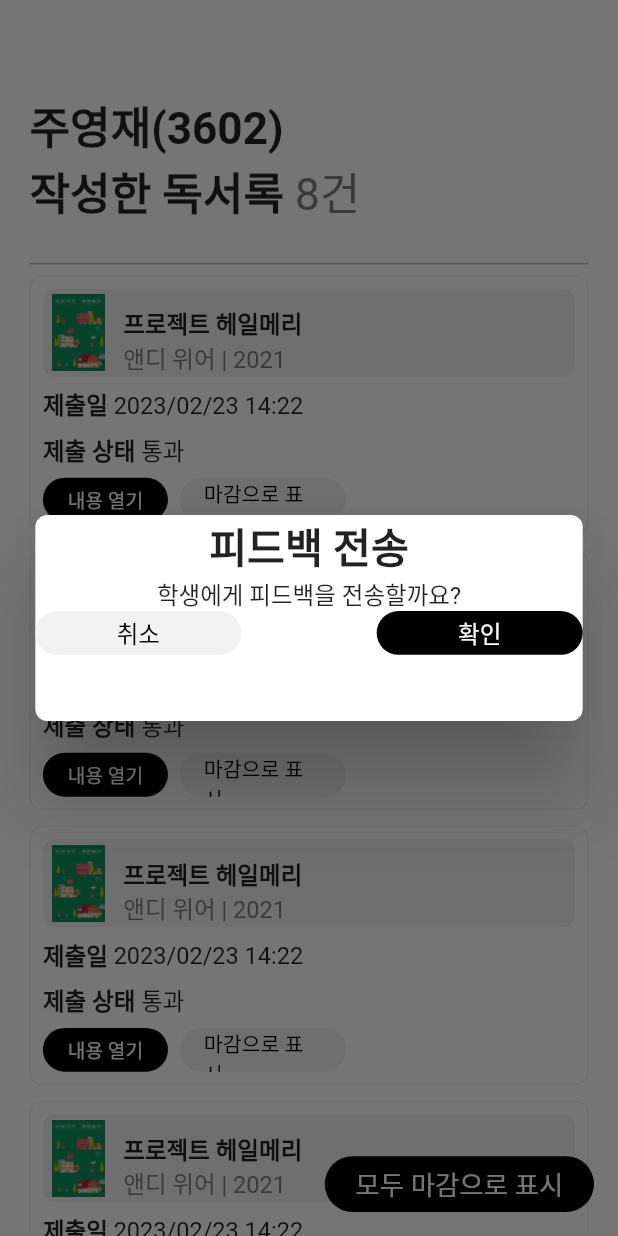
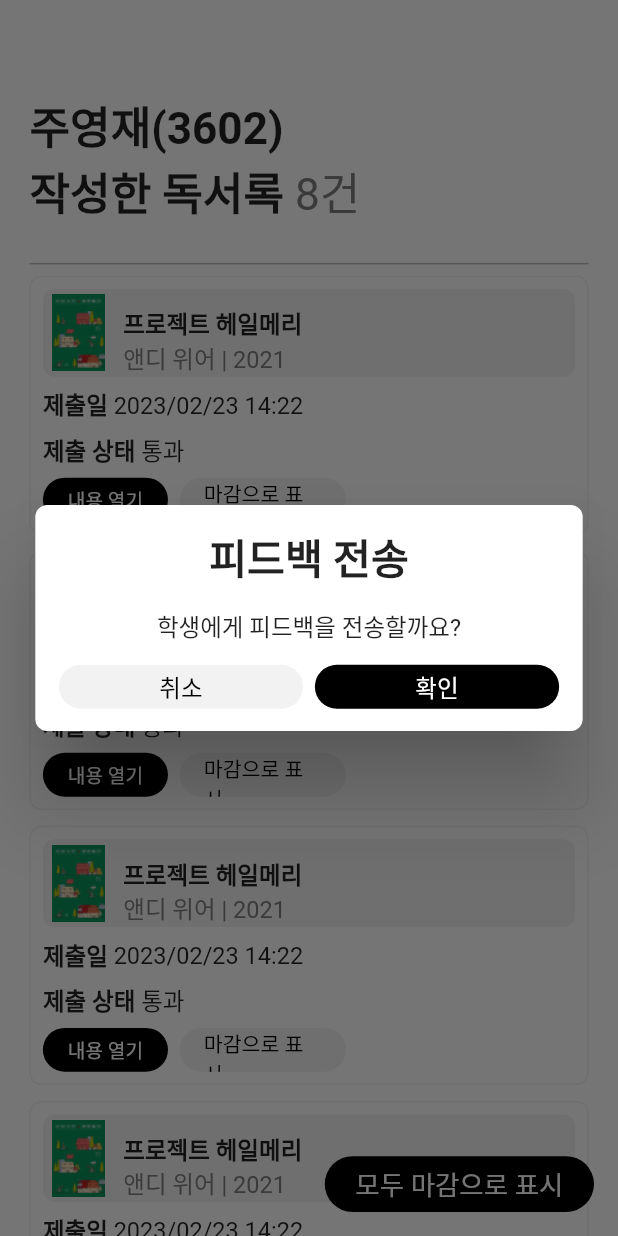
Before and after one commit to No-swimming/No-swimming-Admin-App, a Flutter app: the StudentDetailPage screen opened directly, after a tap on "모두 마감으로 표시", on a phone screen of 412 x 824 dp. Run offline on Flutter 3.47's test engine with Material 2 defaults, Android fonts, the light colour scheme and no system bars; our stand-ins replace firebase_core, fluentui_system_icons, flutter_screenutil; accounts and stored records are empty; generated files the repository leaves out were written again; Roboto replaces fonts that are missing (LINE Seed Sans KR).

Commit message:
팝업 위젯 완성

```diff
--- a/lib/widget/check_popup_card.dart
+++ b/lib/widget/check_popup_card.dart
@@ -11,8 +11,9 @@ void checkPopupCard(context, title, bodyText) {
       ),
       backgroundColor: Colors.white,
       child: Container(
+        padding: EdgeInsets.all(16.0.r),
         width: 372.0.w,
-        height: 155.0.h,
+        height: 170.0.h,
         child: Column(
           children: [
             Text(
@@ -22,6 +23,7 @@ void checkPopupCard(context, title, bodyText) {
                   fontWeight: FontWeight.bold,
                   fontFamily: 'LINE Seed Sans KR'),
             ),
+            SizedBox(height: 16.0.h),
             Text(
               bodyText,
               style: TextStyle(
@@ -29,11 +31,12 @@ void checkPopupCard(context, title, bodyText) {
                 fontFamily: 'LINE Seed Sans KR',
               ),
             ),
+            SizedBox(height: 16.0.h),
             Row(
-              mainAxisAlignment: MainAxisAlignment.spaceBetween,
+              mainAxisAlignment: MainAxisAlignment.center,
               children: [
                 SizedBox(
-                  width: 140.0.w,
+                  width: 166.0.w,
                   height: 33.0.h,
                   child: ElevatedButton(
                     style: ElevatedButton.styleFrom(
@@ -52,9 +55,9 @@ void checkPopupCard(context, title, bodyText) {
                     ),
                   ),
                 ),
-                SizedBox(width: 5.0.w),
+                SizedBox(width: 8.0.w),
                 SizedBox(
-                  width: 140.0.w,
+                  width: 166.0.w,
                   height: 33.0.h,
                   child: ElevatedButton(
                     style: ElevatedButton.styleFrom(
```
